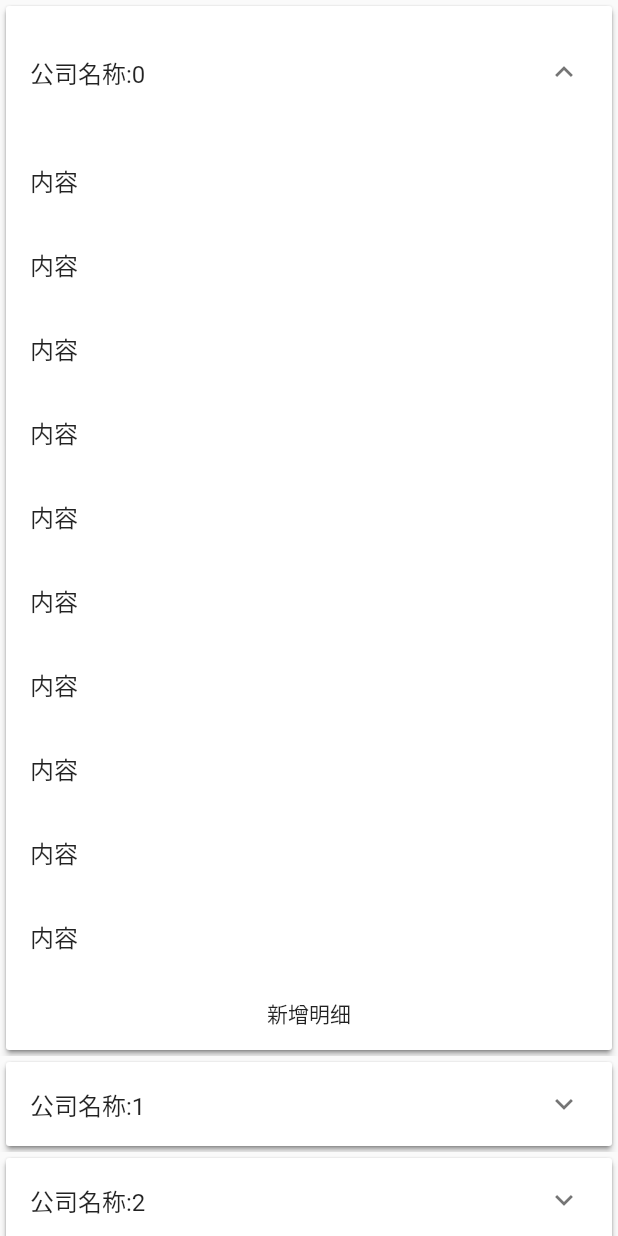
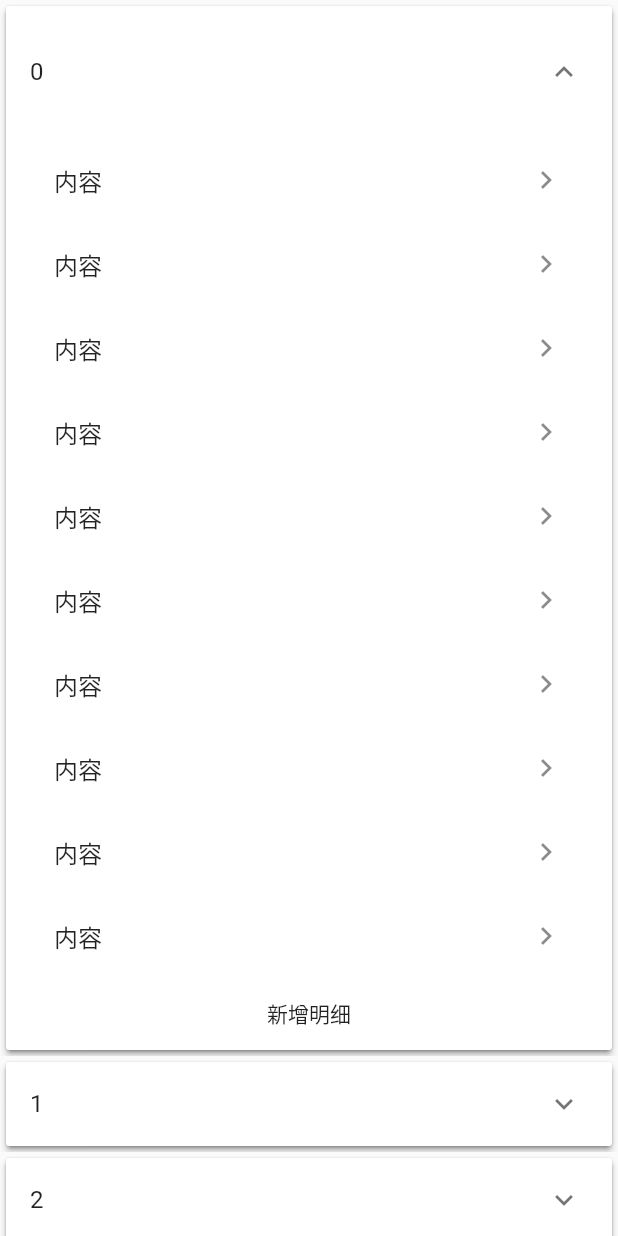
Before and after one commit to HONODA/customer_manager, a Flutter app: the Customerv widget shown alone on an empty page, opened directly, after a tap on the "expand more" icon, on a phone screen of 412 x 824 dp. Run offline on Flutter 3.47's test engine with Material 2 defaults, Android fonts, the light colour scheme and no system bars.

Commit message:
优化客户界面并且新增项目界面

```diff
--- a/lib/view/customer/CustomerDetail.dart
+++ b/lib/view/customer/CustomerDetail.dart
@@ -1,6 +1,8 @@
 import 'package:flutter/material.dart';
 import 'package:customor_manager/viewmodel/customer/CutomerDetailvm.dart';
 import 'package:customor_manager/common/MyExpandsionBean.dart';
+
+import 'CustomerItemDetail.dart';
 
 //显示客户明细
 // ignore: must_be_immutable
@@ -32,7 +34,8 @@ class _CutomerDetail extends State<CutomerDetail> {
               headerBuilder: (context, isExpanded) {
                 String name = expandState.value;
                 return ListTile(
-                  title: Text('公司名称:$name'),
+                  title: Text('$name'),
+                  //trailing: Text('22'),
                 );
               },
               body: new Column(
@@ -47,7 +50,7 @@ class _CutomerDetail extends State<CutomerDetail> {
                                 'Press button to start'); //如果_calculation未执行则提示：请点击开始
                           case ConnectionState.waiting:
                             return new Text(
-                                'Awaiting result...'); //如果_calculation正在执行则提示：加载中
+                                '等待结果...'); //如果_calculation正在执行则提示：加载中
                           default: //如果_calculation执行完毕
                             if (snapshot.hasError) //若_calculation执行出现异常
                               return new Text('Error: ${snapshot.error}');
@@ -70,10 +73,30 @@ class _CutomerDetail extends State<CutomerDetail> {
             (BuildContext context, int index, Animation<double> animation) {
           String item = items[index];
           return Dismissible(
+            direction: DismissDirection.startToEnd,
+            background: new Container(
+                color: Colors.red,
+                padding: EdgeInsets.all(8),
+                alignment: Alignment.bottomLeft,
+                child: Row(
+                  children: [Icon(Icons.delete_forever), Text('删除')],
+                )),
             key: Key(item),
-            child: ListTile(
-              title: Text('内容'),
+            child: MaterialButton(
+              child: ListTile(
+                title: Text('内容'), //详细信息显示内容
+                trailing: Icon(Icons.chevron_right),
+              ),
+              onPressed: () {
+                Navigator.push(
+                    context,
+                    MaterialPageRoute(
+                        builder: (context) => new CustomerItemDetail()));
+              },
             ),
+            onDismissed: (diretion) {
+              print(diretion);
+            },
           );
         },
         initialItemCount: items.length,
--- a/lib/view/customer/Customerv.dart
+++ b/lib/view/customer/Customerv.dart
@@ -1,5 +1,3 @@
-import 'dart:io';
-
 import 'package:customor_manager/view/customer/CustomerDetail.dart';
 import 'package:customor_manager/viewmodel/Customervm.dart';
 import 'package:flutter/material.dart';
@@ -7,11 +5,9 @@ import 'package:flutter/material.dart';
 ///客户界面,显示所有客户
 // ignore: must_be_immutable
 class Customerv extends StatefulWidget {
-
   @override
   _Customerv createState() => _Customerv();
 }
-
 
 class _Customerv extends State<Customerv> {
   @override
@@ -19,9 +15,9 @@ class _Customerv extends State<Customerv> {
     customerlist = Customervm().showCutomerList();
     super.initState();
   }
+
   @override
   Widget build(BuildContext context) {
-
     return FutureBuilder(
         future: getCustomerlist(),
         builder: (context, snapshot) {
@@ -30,13 +26,17 @@ class _Customerv extends State<Customerv> {
               return new Text(
                   'Press button to start'); //如果_calculation未执行则提示：请点击开始
             case ConnectionState.waiting:
-              return new CircularProgressIndicator(
-                strokeWidth: 2.0,
-                backgroundColor: Colors.deepOrange,
-                // value: 0.2,
-                valueColor: new AlwaysStoppedAnimation<Color>(
-                    Colors.orange),
-              ); //如果_calculation正在执行则提示：加载中
+              return new Row(
+                  mainAxisAlignment: MainAxisAlignment.spaceEvenly,
+                  crossAxisAlignment: CrossAxisAlignment.center,
+                  children: [
+                    CircularProgressIndicator(
+                      strokeWidth: 2.0,
+                      backgroundColor: Colors.deepOrange,
+                      valueColor:
+                          new AlwaysStoppedAnimation<Color>(Colors.orange),
+                    )
+                  ]); //如果_calculation正在执行则提示：加载中
             default: //如果_calculation执行完毕
               if (snapshot.hasError) //若_calculation执行出现异常
                 return new Text('Error: ${snapshot.error}');
@@ -45,16 +45,17 @@ class _Customerv extends State<Customerv> {
           }
         });
   }
+
   final Customervm customervm = Customervm();
   List<String> customerlist;
   final GlobalKey<AnimatedListState> _listKey = GlobalKey<AnimatedListState>();
   Future<Widget> getCustomerlist() async {
-
     return new AnimatedList(
-        key:_listKey,
+        key: _listKey,
         initialItemCount: customerlist.length,
         itemBuilder: (context, index, animation) {
-          return new SizeTransition(sizeFactor: animation,
+          return new SizeTransition(
+              sizeFactor: animation,
               child: new Card(
                   color: Colors.white,
                   child: new Column(
@@ -75,13 +76,20 @@ class _Customerv extends State<Customerv> {
                                   return new Text(
                                       'Press button to start'); //如果_calculation未执行则提示：请点击开始
                                 case ConnectionState.waiting:
-                                  return new CircularProgressIndicator(
-                                    strokeWidth: 2.0,
-                                    backgroundColor: Colors.deepOrange,
-                                    // value: 0.2,
-                                    valueColor: new AlwaysStoppedAnimation<Color>(
-                                        Colors.orange),
-                                  ); //如果_calculation正在执行则提示：加载中
+                                  return new Row(
+                                      mainAxisAlignment:
+                                          MainAxisAlignment.spaceEvenly,
+                                      crossAxisAlignment:
+                                          CrossAxisAlignment.center,
+                                      children: [
+                                        CircularProgressIndicator(
+                                          strokeWidth: 2.0,
+                                          backgroundColor: Colors.deepOrange,
+                                          valueColor:
+                                              new AlwaysStoppedAnimation<Color>(
+                                                  Colors.orange),
+                                        )
+                                      ]); //如果_calculation正在执行则提示：加载中
                                 default: //如果_calculation执行完毕
                                   if (snapshot.hasError) //若_calculation执行出现异常
                                     return new Text('Error: ${snapshot.error}');
@@ -93,16 +101,11 @@ class _Customerv extends State<Customerv> {
                         //  "${items[index]}",
                         //  textScaleFactor: 2,
                         //)
-                      ]))
-
-          );
-        }
-    );
+                      ])));
+        });
   }
 
   Future<Widget> loadingCustomDetail(int index) async {
-
     return new CutomerDetail(index);
   }
-
 }
--- a/lib/viewmodel/customervm.dart
+++ b/lib/viewmodel/customervm.dart
@@ -1,5 +1,3 @@
-import 'dart:io';
-
 import 'package:flutter/material.dart';
 
 class Customervm with ChangeNotifier {
```
Also changed, not shown: lib/main.dart (+6 -7 lines), lib/view/customer/CustomerItemDetail.dart (added, +137 -0 lines), lib/viewmodel/customer/CustomerItemDetialvm.dart (added, +10 -0 lines).
